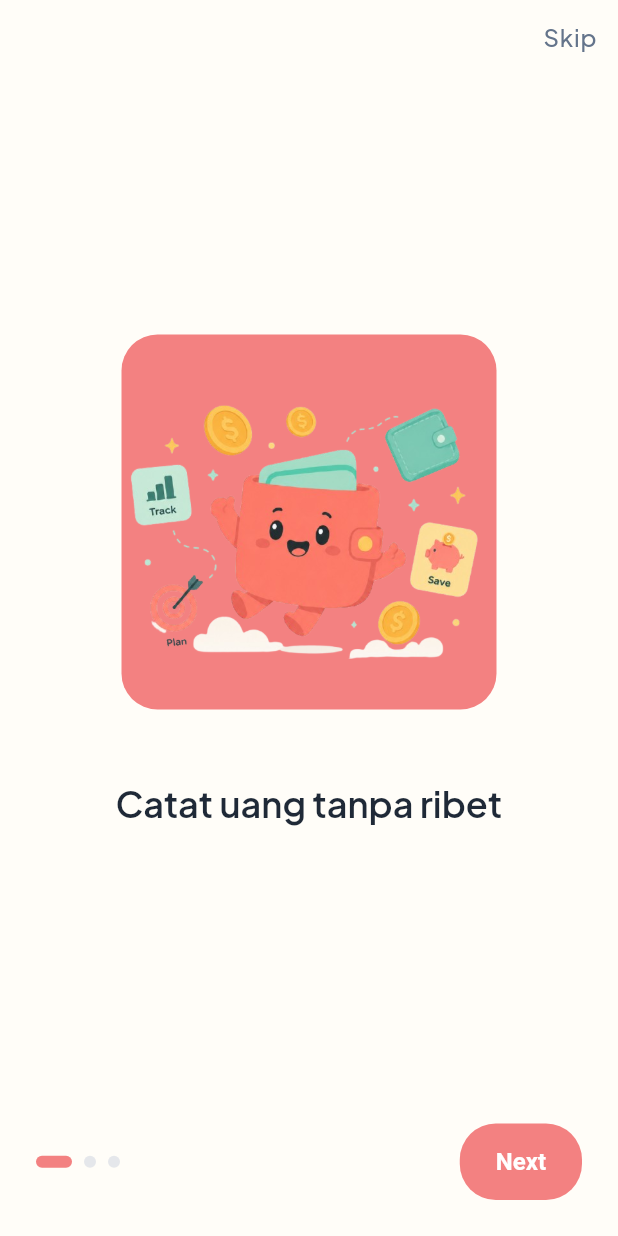
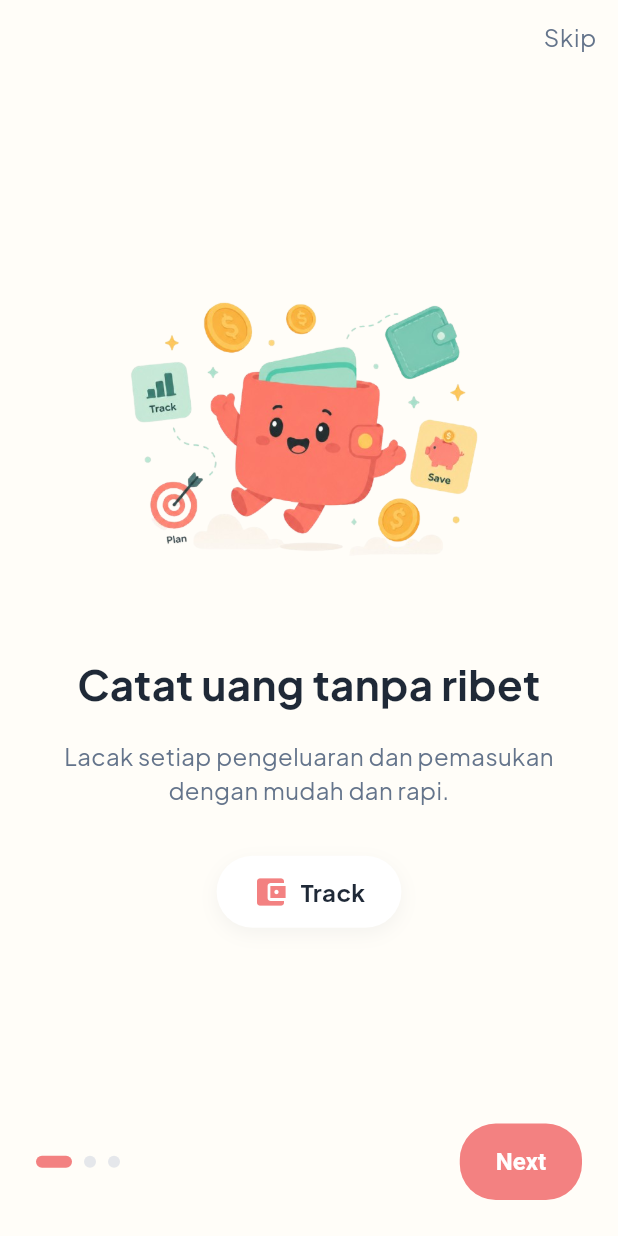
Before and after one commit to elfnc/sakuin, a Flutter app: the screen it shows after launch, on a phone screen of 412 x 824 dp. Run offline on Flutter 3.47's test engine with Material 3 defaults, Android fonts, the phone set to English and light mode, and no system bars; our stand-ins replace drift, flutter_riverpod, go_router, google_fonts, riverpod_annotation; accounts and stored records are empty; generated files the repository leaves out were written again.

Commit message:
Update onboarding UI and fonts based on revised design

```diff
--- a/lib/core/theme/text_theme.dart
+++ b/lib/core/theme/text_theme.dart
@@ -6,6 +6,7 @@ class AppTextTheme {
 
   static TextTheme get textTheme {
     return GoogleFonts.plusJakartaSansTextTheme().copyWith(
+      // Headings (Plus Jakarta Sans Bold)
       displayLarge: GoogleFonts.plusJakartaSans(
         fontSize: 32.0,
         fontWeight: FontWeight.bold,
@@ -16,15 +17,17 @@ class AppTextTheme {
       ),
       displaySmall: GoogleFonts.plusJakartaSans(
         fontSize: 24.0,
-        fontWeight: FontWeight.w600,
+        fontWeight: FontWeight.bold,
       ),
       headlineMedium: GoogleFonts.plusJakartaSans(
         fontSize: 20.0,
-        fontWeight: FontWeight.w600,
+        fontWeight: FontWeight.bold,
       ),
+
+      // Body (Plus Jakarta Sans Regular/Medium)
       bodyLarge: GoogleFonts.plusJakartaSans(
         fontSize: 16.0,
-        fontWeight: FontWeight.w500,
+        fontWeight: FontWeight.normal,
       ),
       bodyMedium: GoogleFonts.plusJakartaSans(
         fontSize: 14.0,
@@ -34,10 +37,20 @@ class AppTextTheme {
         fontSize: 12.0,
         fontWeight: FontWeight.normal,
       ),
-      labelSmall: GoogleFonts.plusJakartaSans(
-        fontSize: 11.0,
-        fontWeight: FontWeight.w500,
+      labelLarge: GoogleFonts.plusJakartaSans(
+        fontSize: 14.0,
+        fontWeight: FontWeight.w600,
       ),
     );
   }
+
+  // Brand / Logo font
+  static TextStyle get brandLogo => GoogleFonts.baloo2(
+    fontWeight: FontWeight.w800, // ExtraBold
+  );
+
+  // Angka uang font
+  static TextStyle get moneyAmount => GoogleFonts.spaceGrotesk(
+    fontWeight: FontWeight.w600, // SemiBold
+  );
 }
--- a/lib/features/onboarding/presentation/screens/onboarding_screen.dart
+++ b/lib/features/onboarding/presentation/screens/onboarding_screen.dart
@@ -6,6 +6,7 @@ import 'package:sakuin/core/constants/app_radius.dart';
 import 'package:sakuin/core/constants/app_spacing.dart';
 import 'package:sakuin/core/constants/app_assets.dart';
 import 'package:sakuin/features/onboarding/presentation/providers/onboarding_provider.dart';
+import 'package:google_fonts/google_fonts.dart';
 
 import 'package:sakuin/database/database_provider.dart';
 
@@ -22,17 +23,23 @@ class _OnboardingScreenState extends ConsumerState<OnboardingScreen> {
   final List<Map<String, dynamic>> _slides = [
     {
       'title': 'Catat uang tanpa ribet',
-      'color': AppColors.primary,
+      'body': 'Lacak setiap pengeluaran dan pemasukan dengan mudah dan rapi.',
+      'cardIcon': Icons.account_balance_wallet,
+      'cardLabel': 'Track',
       'imagePath': AppAssets.onboarding1,
     },
     {
       'title': 'Scan struk, tinggal review',
-      'color': AppColors.secondary,
+      'body': 'Otomatis baca struk belanja kamu tanpa perlu ketik manual.',
+      'cardIcon': Icons.receipt_long,
+      'cardLabel': 'Scan',
       'imagePath': AppAssets.onboarding2,
     },
     {
       'title': 'Nabung jadi kelihatan',
-      'color': AppColors.softAccent,
+      'body': 'Pantau progress target tabungan kamu sampai terkumpul.',
+      'cardIcon': Icons.savings,
+      'cardLabel': 'Savings',
       'imagePath': AppAssets.onboarding3,
     },
   ];
@@ -93,28 +100,65 @@ class _OnboardingScreenState extends ConsumerState<OnboardingScreen> {
                     child: Column(
                       mainAxisAlignment: MainAxisAlignment.center,
                       children: [
-                        // Mascot Image
-                        Container(
+                        // Top Illustration
+                        Image.asset(
+                          slide['imagePath'],
                           width: 250,
                           height: 250,
-                          decoration: BoxDecoration(
-                            color: slide['color'],
-                            borderRadius: BorderRadius.circular(AppRadius.large),
-                          ),
-                          child: Center(
-                            child: Image.asset(
-                              slide['imagePath'],
-                              width: 250,
-                              height: 250,
-                              fit: BoxFit.contain,
-                            ),
-                          ),
+                          fit: BoxFit.contain,
                         ),
-                        const SizedBox(height: AppSpacing.s48),
+                        const SizedBox(height: AppSpacing.s32),
+                        // Headline
                         Text(
                           slide['title'],
                           textAlign: TextAlign.center,
-                          style: Theme.of(context).textTheme.displaySmall,
+                          style: GoogleFonts.plusJakartaSans(
+                            fontSize: 28,
+                            fontWeight: FontWeight.bold,
+                            color: AppColors.textPrimary,
+                          ),
+                        ),
+                        const SizedBox(height: AppSpacing.s16),
+                        // Body Text
+                        Text(
+                          slide['body'],
+                          textAlign: TextAlign.center,
+                          style: GoogleFonts.plusJakartaSans(
+                            fontSize: 16,
+                            fontWeight: FontWeight.normal,
+                            color: AppColors.textSecondary,
+                          ),
+                        ),
+                        const SizedBox(height: AppSpacing.s32),
+                        // Card + Icon + Label
+                        Container(
+                          padding: const EdgeInsets.symmetric(horizontal: AppSpacing.s24, vertical: AppSpacing.s12),
+                          decoration: BoxDecoration(
+                            color: AppColors.surface,
+                            borderRadius: BorderRadius.circular(AppRadius.large),
+                            boxShadow: [
+                              BoxShadow(
+                                color: AppColors.textPrimary.withValues(alpha: 0.05),
+                                blurRadius: 10,
+                                offset: const Offset(0, 4),
+                              ),
+                            ],
+                          ),
+                          child: Row(
+                            mainAxisSize: MainAxisSize.min,
+                            children: [
+                              Icon(slide['cardIcon'], color: AppColors.primary),
+                              const SizedBox(width: AppSpacing.s8),
+                              Text(
+                                slide['cardLabel'],
+                                style: GoogleFonts.plusJakartaSans(
+                                  fontSize: 16,
+                                  fontWeight: FontWeight.bold,
+                                  color: AppColors.textPrimary,
+                                ),
+                              ),
+                            ],
+                          ),
                         ),
                       ],
                     ),
```
Also changed, not shown: 3 other files.
